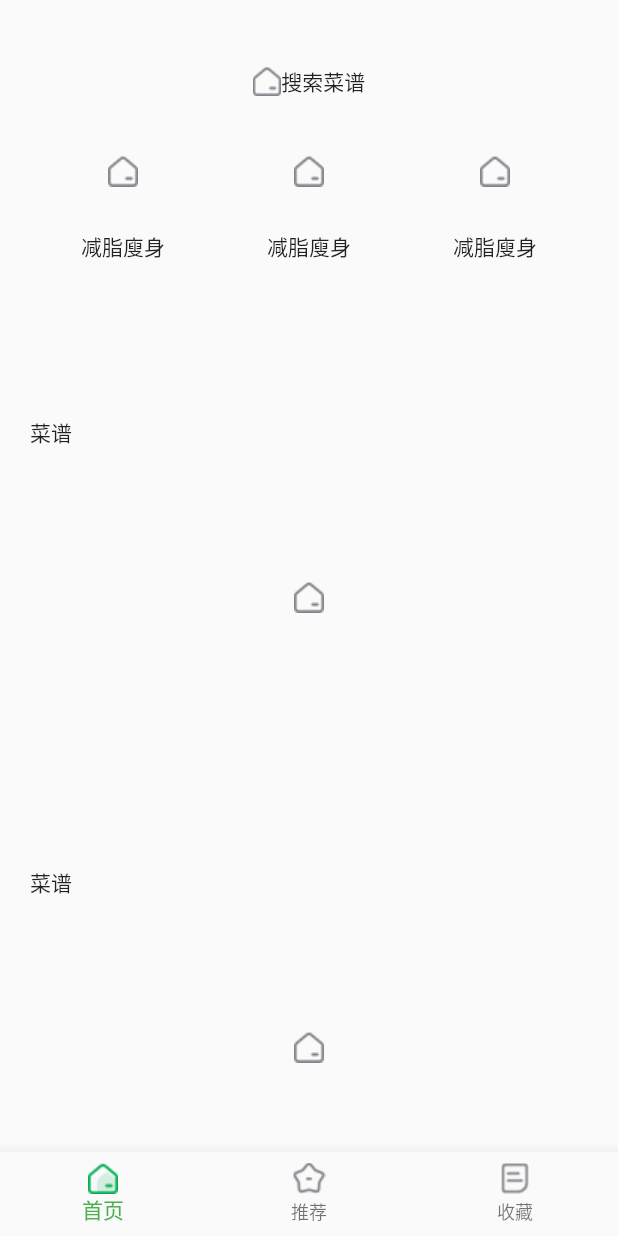
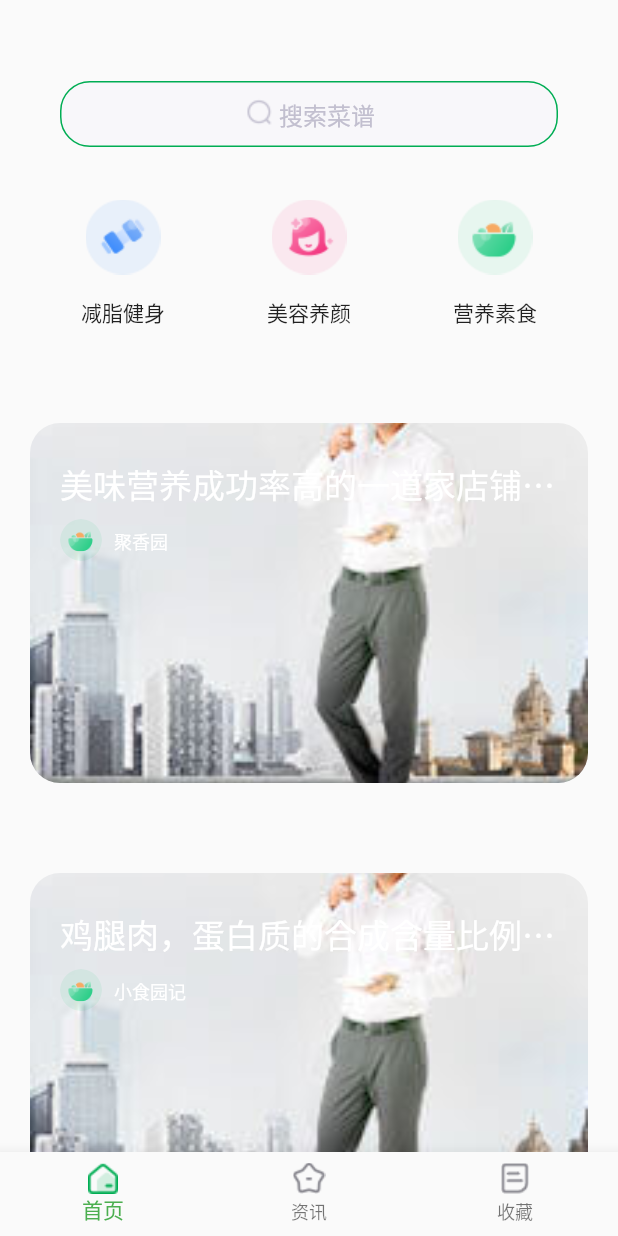
Before and after one commit to zhaiyunbin/flutter_demo, a Flutter app: the screen it shows after launch, on a phone screen of 412 x 824 dp. Run offline on Flutter 3.47's test engine with Material 2 defaults, Android fonts, the phone set to English and light mode, and no system bars.

Commit message:
整理项目结构 首页完善

```diff
--- /dev/null
+++ b/lib/app/base/navigation_controller_page.dart
@@ -0,0 +1,70 @@
+import 'package:flutter/material.dart';
+import 'package:flutter/widgets.dart';
+import 'package:flutterjanfeican/app/page/collection/collection_page.dart';
+import 'package:flutterjanfeican/app/page/home/home_page.dart';
+import 'package:flutterjanfeican/app/page/news/news_page.dart';
+import 'package:flutterjanfeican/common/resource/img_resources.dart';
+
+class NavigationController extends StatefulWidget{
+  NavigationController({Key key, this.title}) : super(key: key);
+
+  final String title;
+
+  @override
+  __NavigationControllerState createState() => __NavigationControllerState();
+}
+
+class __NavigationControllerState extends State<NavigationController> {
+  int _selectIndex = 0;
+  var _pageListWidget;
+
+  void _initTab() {
+    _pageListWidget = <Widget>[
+      MyHomePage(),
+      NewsController(),
+      CollectionController(),
+    ];
+  }
+
+  /// assets/tab/
+  String getTabImagePath(String name, {String format: 'png'}) {
+    return 'assets/tab/$name.$format';
+  }
+  Image getTabImage(String name, {String format: 'png'}) {
+    return Image.asset(Images.getTabImagePath(Images.main));
+  }
+  @override
+  Widget build(BuildContext context) {
+    _initTab();
+    return Scaffold(
+      body: Center(
+        child: _pageListWidget.elementAt(_selectIndex),
+      ),
+      bottomNavigationBar: BottomNavigationBar(
+        items: <BottomNavigationBarItem>[
+          BottomNavigationBarItem(
+              icon: Image.asset(Images.getTabImagePath(Images.mainDef)),
+              activeIcon: Image.asset(Images.getTabImagePath(Images.main)),
+              title: Text("首页")),
+          BottomNavigationBarItem(
+              icon: Image.asset(Images.getTabImagePath(Images.zxDef)),
+              activeIcon: Image.asset(Images.getTabImagePath(Images.zx)),
+              title: Text("资讯")),
+          BottomNavigationBarItem(
+              icon: Image.asset(Images.getTabImagePath(Images.collectionDef)),
+              activeIcon: Image.asset(Images.getTabImagePath(Images.collection)),
+              title: Text("收藏")),
+        ],
+        currentIndex: _selectIndex,
+        type: BottomNavigationBarType.fixed,
+        onTap: onItemClick,
+      ),
+    );
+  }
+
+  void onItemClick(int index) {
+    setState(() {
+      _selectIndex = index;
+    });
+  }
+}
--- /dev/null
+++ b/lib/app/base/navigation_page.dart
@@ -0,0 +1,21 @@
+import 'package:flutter/material.dart';
+import 'package:flutter/widgets.dart';
+import 'package:flutterjanfeican/app/route/route_list.dart';
+
+
+import 'navigation_controller_page.dart';
+
+class NavigationPage extends StatelessWidget{
+
+    @override
+    Widget build(BuildContext context) {
+      return MaterialApp(
+        theme: ThemeData(
+          primarySwatch: Colors.green,
+        ),
+        routes: FuRouter.routes,
+        initialRoute:FuRouter.RootRoute,
+      );
+    }
+
+}
--- /dev/null
+++ b/lib/app/page/collection/collection_page.dart
@@ -0,0 +1,24 @@
+import 'package:flutter/material.dart';
+import 'package:flutter/widgets.dart';
+
+class CollectionController extends StatefulWidget{
+  CollectionController({Key key}) : super(key : key);
+  _CollectionControllerState createState() => _CollectionControllerState();
+
+}
+
+class _CollectionControllerState extends State<CollectionController>{
+  @override
+  Widget build(BuildContext context) {
+    return Scaffold(
+      appBar: AppBar(
+        title: Text('收藏'),
+      ),
+      body: Container(
+        child: Builder(builder: (context) {
+          return  Text("args");
+        }),
+      ),
+    );
+  }
+}
--- /dev/null
+++ b/lib/app/page/home/home_page.dart
@@ -0,0 +1,216 @@
+import 'dart:ui';
+import 'package:flutter/material.dart';
+import 'package:flutterjanfeican/app/route/route_list.dart';
+import 'package:flutterjanfeican/common/resource/img_resources.dart';
+import 'package:flutterjanfeican/common/uiconfig/ui_color_config.dart';
+import 'package:flutterjanfeican/common/uiconfig/ui_font_config.dart';
+/// TODO 文件结构
+/// TODO 命名 Dart Analysis
+class MyHomePage extends StatefulWidget {
+  MyHomePage({Key key}) : super(key: key);
+  @override
+  _MyHomePageState createState() => _MyHomePageState();
+}
+class _MyHomePageState extends State<MyHomePage> {
+  List<Map> _headItemList;
+  List<Map> _menuItemList;
+  void _initData() {
+    _headItemList = [
+      {"title":"减脂健身","icon":"home_js"},
+      {"title":"美容养颜","icon":"home_my"},
+      {"title":"营养素食","icon":"home_ss"},
+    ];
+
+    _menuItemList = [
+      {"title":"美味营养成功率高的一道家店铺，是很好吃的","img":"home_js","author_name":"聚香园"},
+      {"title":"鸡腿肉，蛋白质的合成含量比例较高，种类多","img":"home_my","author_name":"小食园记"},
+      {"title":"南瓜君属于葫芦科植物，营养价值不容小觑哦","img":"home_ss","author_name":"爱美食"},
+    ];
+  }
+  @override
+  Widget build(BuildContext context) {
+    _initData();
+    return Column(
+      children: <Widget>[
+        topView(),
+        headView(),
+      ],
+    );
+  }
+  Widget topView() {
+    return Container(
+
+      child: GestureDetector(
+        /* TODO 背景色
+                圆角
+         */
+        child: Container(
+          decoration: new BoxDecoration(
+            color: Color(0xFFF8F7FA),
+            borderRadius: BorderRadius.all(Radius.circular(20.0)),
+            border: new Border.all(width: 1, color: FuColor.themeColor),
+          ),
+          child: Row(
+            mainAxisAlignment: MainAxisAlignment.center,
+            crossAxisAlignment: CrossAxisAlignment.center,
+            children: <Widget>[
+
+              Image.asset(Images.getHomeImagePath(Images.homeTopSearchIcon)),
+              /* TODO 文本样式
+                      元素间距
+               */
+              Text("搜索菜谱",
+                style: TextStyle(
+                  color:FuColor.homeSearchHintColor,
+                  fontSize: FuFont.middleFontSize
+                ),
+              ),
+            ],
+          ),
+          margin: EdgeInsets.fromLTRB(20, 10, 20, 10),
+        ),
+
+        onTap: () {
+          Navigator.pushNamed(context, FuRouter.SearchRoute);
+        },
+      ),
+
+      margin: EdgeInsets.fromLTRB(20, 44, 20, 0),
+      height: 64,
+    );
+  }
+  Widget headView() {
+    return Expanded(
+      child: CustomScrollView(
+        slivers: <Widget>[
+          SliverPadding(
+            /// EdgeInsets.all
+            padding: EdgeInsets.fromLTRB(20, 20, 20, 0),
+            sliver: new SliverGrid(
+              gridDelegate: SliverGridDelegateWithFixedCrossAxisCount(
+                crossAxisCount: 3,
+              ),
+              delegate: new SliverChildBuilderDelegate((BuildContext context, int index) {
+                return HeadCell(
+                  title: _headItemList[index]['title'],
+                  icon: _headItemList[index]['icon'],
+                );
+              },
+                childCount:  _headItemList.length,
+              ),
+            ),
+          ),
+          SliverPadding(
+            padding: EdgeInsets.fromLTRB(20, 0, 20, 20),
+            sliver:  new SliverFixedExtentList (
+              itemExtent: 300,
+              delegate: new SliverChildBuilderDelegate(
+                    (BuildContext context, int index) {
+                  return MenuItemListCell(
+                    title: _menuItemList[index]['title'],
+                    authorName: _menuItemList[index]['author_name'],
+                    index: index,
+                  );
+                },
+                childCount:_menuItemList.length
+              ),
+            ),
+          ),
+        ],
+      ),
+    );
+  }
+}
+class HeadCell extends StatelessWidget {
+  HeadCell({Key key, this.title,this.icon}) : super(key: key);
+  final String title;
+  final String icon;
+  @override
+  Widget build(BuildContext context) {
+    return GestureDetector(
+        child: Column(
+          children: <Widget>[
+            SizedBox(
+              width: 60,
+              height: 60,
+              child: ClipRRect(
+                child: Image.asset(Images.getHomeImagePath(icon)),
+              ),
+            ),
+            Padding (
+              child: Text(
+                title,
+              ),
+              padding: EdgeInsets.symmetric(vertical: 10),
+            ),
+          ],
+        ),
+    );
+  }
+
+}
+class MenuItemListCell extends StatelessWidget {
+  MenuItemListCell({Key key,this.title,this.authorName,this.index}) : super(key: key);
+  final String title;
+  final String authorName;
+  final int index;
+  @override
+  Widget build(BuildContext context) {
+    return GestureDetector(
+      child: Container(
+          child: Stack(
+            fit: StackFit.expand,
+            children: <Widget>[
+              /// TODO 背景图
+              new DecoratedBox(decoration: BoxDecoration(
+//                gradient: LinearGradient(colors: [Colors.white,Colors.green]),
+                image: new DecorationImage(image:new AssetImage(Images.getHomeImagePath(Images.homeTest,format:"jpeg")),fit: BoxFit.cover),
+                borderRadius: new BorderRadius.all(Radius.circular(20)),
+              )),
+              Positioned(
+                left: 20,
+                right: 20,
+                top: 24,
+                child: Text(title,
+                style: TextStyle(
+                  fontSize: FuFont.largeFontSize,
+                  color:FuColor.baseColor,
+                ),
+                overflow: TextOverflow.ellipsis,
+                maxLines: 1,
+                ),
+              ),
+              Positioned(
+                top: 64,
+                left: 20,
+                child:  new SizedBox(
+                  width: 28,
+                  height: 28,
+                  child: ClipRRect(
+                    borderRadius: new BorderRadius.all(Radius.circular(20)),
+                    child: Image.asset(Images.getHomeImagePath(Images.homeHeaderSs)),
+                  ),
+                ),
+              ),
+
+              Positioned(
+                top: 70,
+                left: 56.0,
+                child: Text(authorName,
+                  style: TextStyle(
+                    fontSize: FuFont.baseFontSize,
+                    color:FuColor.baseColor,
+                  ),
+                  maxLines: 1,
+                ),
+              ),
+            ],
+          ),
+        margin: EdgeInsets.symmetric(vertical: 30),
+      ),
+      onTap: (){
+        Navigator.pushNamed(context, FuRouter.CollectionRoute,arguments:'menu'+'$index');
+      },
+    );
+  }
+}
--- /dev/null
+++ b/lib/app/page/home/home_search_page.dart
@@ -0,0 +1,34 @@
+import 'package:flutter/material.dart';
+import 'package:flutter/widgets.dart';
+
+class HomeSearchController extends StatefulWidget{
+  HomeSearchController({Key key}): super(key : key);
+//  @override
+//  State<StatefulWidget> createState() {
+//    // TODO: implement createState
+//    return _HomeSearchControllerState();
+//  }
+  @override
+  _HomeSearchControllerState createState() => _HomeSearchControllerState();
+
+}
+
+class _HomeSearchControllerState extends State<HomeSearchController>{
+
+  @override
+  Widget build(BuildContext context) {
+    var args=ModalRoute.of(context).settings.arguments;
+    return Scaffold(
+      appBar: AppBar(
+        title: Text(args),
+      ),
+      body: Container(
+        child: Builder(builder: (context) {
+          return  Text(args);
+        }),
+      ),
+    );
+  }
+
+
+}
--- /dev/null
+++ b/lib/app/page/news/news_page.dart
@@ -0,0 +1,16 @@
+import 'package:flutter/widgets.dart';
+
+class NewsController extends StatefulWidget{
+  NewsController({Key key}) : super(key : key);
+  _NewsControllerState createState() => _NewsControllerState();
+}
+
+class _NewsControllerState extends State<NewsController>{
+  @override
+  Widget build(BuildContext context) {
+    // TODO: implement build
+    return Text("资讯") ;
+
+
+  }
+}
--- /dev/null
+++ b/lib/app/route/route_list.dart
@@ -0,0 +1,19 @@
+import 'package:flutter/widgets.dart';
+import 'package:flutterjanfeican/app/base/navigation_controller_page.dart';
+import 'package:flutterjanfeican/app/page/collection/collection_page.dart';
+import 'package:flutterjanfeican/app/page/home/home_search_page.dart';
+import 'package:flutterjanfeican/app/page/news/news_page.dart';
+
+class FuRouter {
+  static const String RootRoute = '/root';
+  static const String SearchRoute = '/root/home/search';
+  static const String NewsRoute = '/root/news';
+  static const String CollectionRoute = '/root/collection';
+  static final Map routes = <String, WidgetBuilder>{
+    RootRoute : (BuildContext context) => NavigationController(),
+    SearchRoute : (BuildContext context) => HomeSearchController(),
+    NewsRoute : (BuildContext context) => NewsController(),
+    CollectionRoute : (BuildContext context) => CollectionController()
+  };
+
+}
--- /dev/null
+++ b/lib/common/resource/img_resources.dart
@@ -0,0 +1,25 @@
+
+class Images{
+  static String imagesTab = "assets/tab/";
+  static String imagesHome = "assets/home/";
+  //首页
+  static String main = "tab_home";
+  static String mainDef = "tab_home_def";
+  static String zx = "tab_sc";
+  static String zxDef= "tab_sc_def";
+  static String collection = "tab_zx";
+  static String collectionDef = "tab_zx_def";
+  static String homeTest = "test";
+
+  static String homeTopSearchIcon = "home_search";
+  static String homeHeaderJs = "home_js";
+  static String homeHeaderYy = "home_my";
+  static String homeHeaderSs = "home_ss";
+  static String getTabImagePath(String name, {String format: 'png'}) {
+    return imagesTab+'$name.$format';
+  }
+  static String getHomeImagePath(String name, {String format: 'png'}) {
+    return imagesHome+'$name.$format';
+  }
+
+}
--- /dev/null
+++ b/lib/common/uiconfig/ui_color_config.dart
@@ -0,0 +1,12 @@
+import 'package:flutter/material.dart';
+
+class FuColor{
+
+  static final Color baseColor =  Color(0xFFFFFFFF);
+  static final Color themeColor =  Color(0xFF00AD53);
+
+  static final Color baseFontColor =  Color(0xFF84838B);
+  static final Color homeSearchHintColor =  Color(0xFFC2BFCF);
+
+
+}
--- /dev/null
+++ b/lib/common/uiconfig/ui_font_config.dart
@@ -0,0 +1,7 @@
+class FuFont{
+
+  static final double baseFontSize = 12.0;
+  static final double middleFontSize = 16.0;
+  static final double largeFontSize = 22.0;
+
+}
--- a/lib/main.dart
+++ b/lib/main.dart
@@ -1,89 +1,6 @@
 import 'package:flutter/material.dart';
-import 'package:flutterjanfeican/src/page/home_page.dart';
-import 'package:flutterjanfeican/src/resource/img_resources.dart';
+import 'package:flutterjanfeican/app/base/navigation_page.dart';
 
 void main() {
-  runApp(MyApp());
+  runApp(NavigationPage());
 }
-
-class MyApp extends StatelessWidget {
-  // This widget is the root of your application.
-  static const String RootRoute = '/root';
-  static final Map routes = <String, WidgetBuilder>{
-    RootRoute: (BuildContext context) => NavigationController(),
-  };
-  @override
-  Widget build(BuildContext context) {
-    return MaterialApp(
-      theme: ThemeData(
-        primarySwatch: Colors.green,
-      ),
-      routes: routes,
-      initialRoute: RootRoute,
-    );
-  }
-}
-
-class NavigationController extends StatefulWidget {
-  NavigationController({Key key, this.title}) : super(key: key);
-
-  final String title;
-
-  @override
-  __NavigationControllerState createState() => __NavigationControllerState();
-}
-
-class __NavigationControllerState extends State<NavigationController> {
-  int _selectIndex = 0;
-  var _pageListWidget;
-
-  void _initTab() {
-    _pageListWidget = <Widget>[
-      MyHomePage(),
-      MyHomePage(),
-      MyHomePage(),
-    ];
-  }
-
-  /// assets/tab/
-  String getTabImagePath(String name, {String format: 'png'}) {
-    return 'assets/tab/$name.$format';
-  }
-  Image getTabImage(String name, {String format: 'png'}) {
-    return Image.asset(Images.main);
-  }
-  @override
-  Widget build(BuildContext context) {
-    _initTab();
-    return Scaffold(
-      body: Center(
-        child: _pageListWidget.elementAt(_selectIndex),
-      ),
-      bottomNavigationBar: BottomNavigationBar(
-        items: <BottomNavigationBarItem>[
-          BottomNavigationBarItem(
-              icon: Image.asset(Images.main_def),
-              activeIcon: Image.asset(Images.main),
-              title: Text("首页")),
-          BottomNavigationBarItem(
-              icon: Image.asset(Images.zx_def),
-              activeIcon: Image.asset(Images.zx),
-              title: Text("推荐")),
-          BottomNavigationBarItem(
-              icon: Image.asset(Images.collection_def),
-              activeIcon: Image.asset(Images.collection),
-              title: Text("收藏")),
-        ],
-        currentIndex: _selectIndex,
-        type: BottomNavigationBarType.fixed,
-        onTap: onItemClick,
-      ),
-    );
-  }
-
-  void onItemClick(int index) {
-    setState(() {
-      _selectIndex = index;
-    });
-  }
-}
--- a/lib/src/page/home_page.dart
+++ /dev/null
@@ -1,143 +0,0 @@
-import 'dart:ui';
-import 'package:flutter/material.dart';
-import 'package:flutterjanfeican/src/resource/img_resources.dart';
-/// TODO 文件结构
-/// TODO 命名 Dart Analysis
-class MyHomePage extends StatefulWidget {
-  MyHomePage({Key key}) : super(key: key);
-
-  @override
-  _MyHomePageState createState() => _MyHomePageState();
-}
-
-class _MyHomePageState extends State<MyHomePage> {
-/// TODO 不必要空隙
-
-
-  @override
-  Widget build(BuildContext context) {
-    return Column(
-      children: <Widget>[
-        topView(),
-        headView(),
-      ],
-    );
-  }
-  Widget topView() {
-    return Container(
-      child: GestureDetector(
-        /* TODO 背景色
-                圆角
-         */
-        child: Container(
-          child: Row(
-            mainAxisAlignment: MainAxisAlignment.center,
-            children: <Widget>[
-              Image.asset(Images.main_def),
-              /* TODO 文本样式
-                      元素间距
-               */
-              Text(
-                "搜索菜谱",
-              ),
-            ],
-          ),
-          margin: EdgeInsets.fromLTRB(20, 44, 20, 0),
-        ),
-      ),
-      height: 64,
-    );
-  }
-  Widget headView() {
-    return Expanded(
-      child: CustomScrollView(
-        slivers: <Widget>[
-          SliverPadding(
-            /// EdgeInsets.all
-            padding:  EdgeInsets.fromLTRB(20, 20, 20, 20),
-            sliver: new SliverGrid(
-              gridDelegate: SliverGridDelegateWithFixedCrossAxisCount(
-                crossAxisCount: 3,
-              ),
-              delegate: new SliverChildBuilderDelegate((BuildContext context, int index) {
-                return HeadCell(
-                  title: "减脂廋身",
-                );
-              },
-                childCount: 3,
-              ),
-            ),
-          ),
-          SliverPadding(
-            padding: EdgeInsets.fromLTRB(20, 20, 20, 20),
-            sliver:  new SliverFixedExtentList (
-              itemExtent: 300,
-              delegate: new SliverChildBuilderDelegate(
-                    (BuildContext context, int index) {
-                  return MenuItemListCell();
-                },
-                childCount: 5
-              ),
-            ),
-          ),
-        ],
-      ),
-    );
-  }
-}
-class HeadCell extends StatelessWidget {
-  HeadCell({Key key, this.title}) : super(key: key);
-  final String title;
-  @override
-  Widget build(BuildContext context) {
-    return GestureDetector(
-        child: Column(
-          children: <Widget>[
-            SizedBox(
-              width: 60,
-              height: 60,
-              child: ClipRRect(
-                child: Image.asset(Images.main_def),
-              ),
-            ),
-            Padding (
-              child: Text(
-                title,
-              ),
-              padding: EdgeInsets.symmetric(vertical: 10),
-            ),
-          ],
-        ),
-    );
-  }
-
-}
-class MenuItemListCell extends StatelessWidget {
-  MenuItemListCell({Key key}) : super(key: key);
-  @override
-  Widget build(BuildContext context) {
-    return GestureDetector(
-      child: Container(
-          child: Stack(
-            fit: StackFit.expand,
-            children: <Widget>[
-              /// TODO 背景图
-              SizedBox(
-                width: 60,
-                height: 60,
-                child: ClipRRect(
-                  /// TODO 圆角
-                  child: Image.asset(Images.main_def),
-                ),
-              ),
-              /// TODO 文本样式
-              Text(
-                "菜谱",
-              ),
-            ],
-          ),
-        margin: EdgeInsets.symmetric(vertical: 30),
-      ),
-    );
-  }
-}
```
Also changed, not shown: assets/home/test.jpeg (added), 31 other files.
